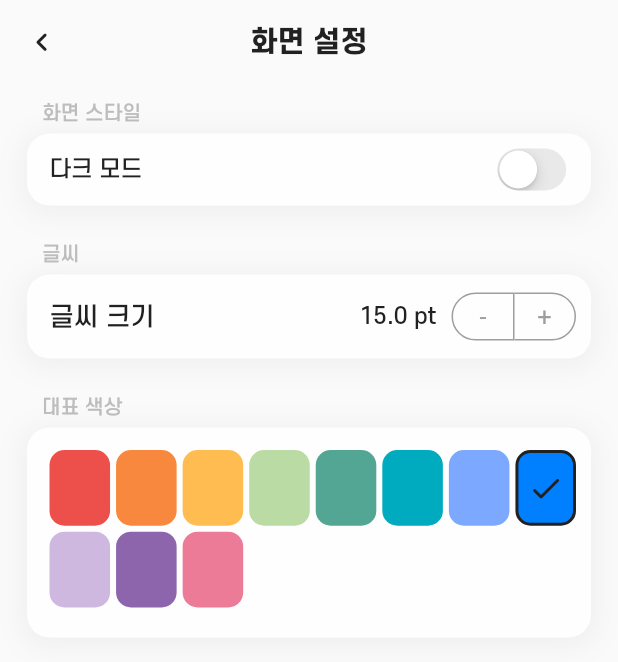
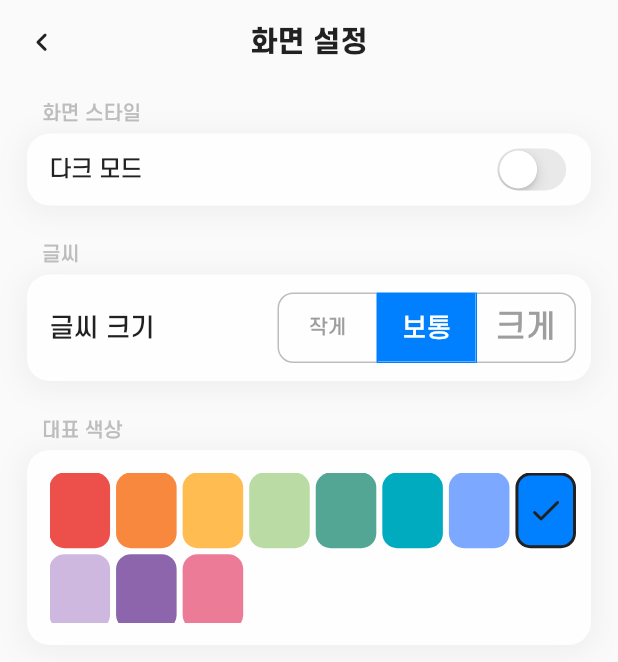
Before and after one commit to wkkyu088/hear_for_you, a Flutter app: the DisplaySetting screen opened directly, on a phone screen of 412 x 824 dp. Shown: the top 662 px of the screen. Run offline on Flutter 3.47's test engine with Material 2 defaults, Android fonts, the light colour scheme and no system bars; our stand-ins replace syncfusion_flutter_gauges.

Commit message:
글씨크기 설정 선택지 변경

```diff
--- a/lib/constants.dart
+++ b/lib/constants.dart
@@ -17,7 +17,7 @@ List<String> caseContents = [
   '실내 위험 알림입니다.\n설명설명 어떤 상황인지 설명하고 예시로 뭐가 있는지 설명하고'
 ];
 bool darkMode = false;
-double fontSize = 15;
+List<bool> fontSizes = [false, true, false];
 
 Color kMain = colorChart[7];
 Color kWhite = const Color(0xFFFEFEFE);
--- a/lib/screens/settings/display_setting.dart
+++ b/lib/screens/settings/display_setting.dart
@@ -145,30 +145,49 @@ class _DisplaySettingState extends State<DisplaySetting> {
                         const Spacer(),
                         Row(
                           children: [
-                            Text(
-                              '$fontSize pt',
-                              style: TextStyle(
-                                fontSize: kS,
-                                color: darkMode ? kWhite : kBlack,
-                              ),
-                            ),
+                            // Text(
+                            //   '$fontSize pt',
+                            //   style: TextStyle(
+                            //     fontSize: kS,
+                            //     color: darkMode ? kWhite : kBlack,
+                            //   ),
+                            // ),
                             const SizedBox(width: 10),
                             ToggleButtons(
-                              isSelected: const [false, false],
+                              isSelected: fontSizes,
                               color: kGrey5,
-                              textStyle: TextStyle(fontSize: kM),
+                              selectedColor: kWhite,
+                              fillColor: kMain,
+                              textStyle:
+                                  const TextStyle(fontFamily: 'SCMedium'),
                               tapTargetSize: MaterialTapTargetSize.shrinkWrap,
                               constraints: const BoxConstraints(
-                                  minWidth: 40, minHeight: 30),
-                              borderColor: kGrey5,
-                              borderRadius: BorderRadius.circular(30),
-                              children: const [Text('-'), Text('+')],
+                                  minWidth: 65, minHeight: 45),
+                              borderColor: kGrey4,
+                              selectedBorderColor: kMain,
+                              borderRadius: BorderRadius.circular(10),
+                              children: [
+                                Text(
+                                  '작게',
+                                  style: TextStyle(fontSize: kXS),
+                                ),
+                                Text(
+                                  '보통',
+                                  style: TextStyle(fontSize: kM),
+                                ),
+                                Text(
+                                  '크게',
+                                  style: TextStyle(fontSize: kXL),
+                                )
+                              ],
                               onPressed: (index) {
                                 setState(() {
-                                  if (index == 0) {
-                                    fontSize -= 1;
-                                  } else {
-                                    fontSize += 1;
+                                  for (int i = 0; i < 3; i++) {
+                                    if (i == index) {
+                                      fontSizes[i] = true;
+                                    } else {
+                                      fontSizes[i] = false;
+                                    }
                                   }
                                 });
                               },
@@ -188,7 +207,7 @@ class _DisplaySettingState extends State<DisplaySetting> {
                     ),
                   ),
                   Container(
-                    height: 140,
+                    height: 130,
                     padding: const EdgeInsets.only(
                         top: 15, bottom: 15, left: 15, right: 10),
                     margin: const EdgeInsets.only(bottom: 25),
```
